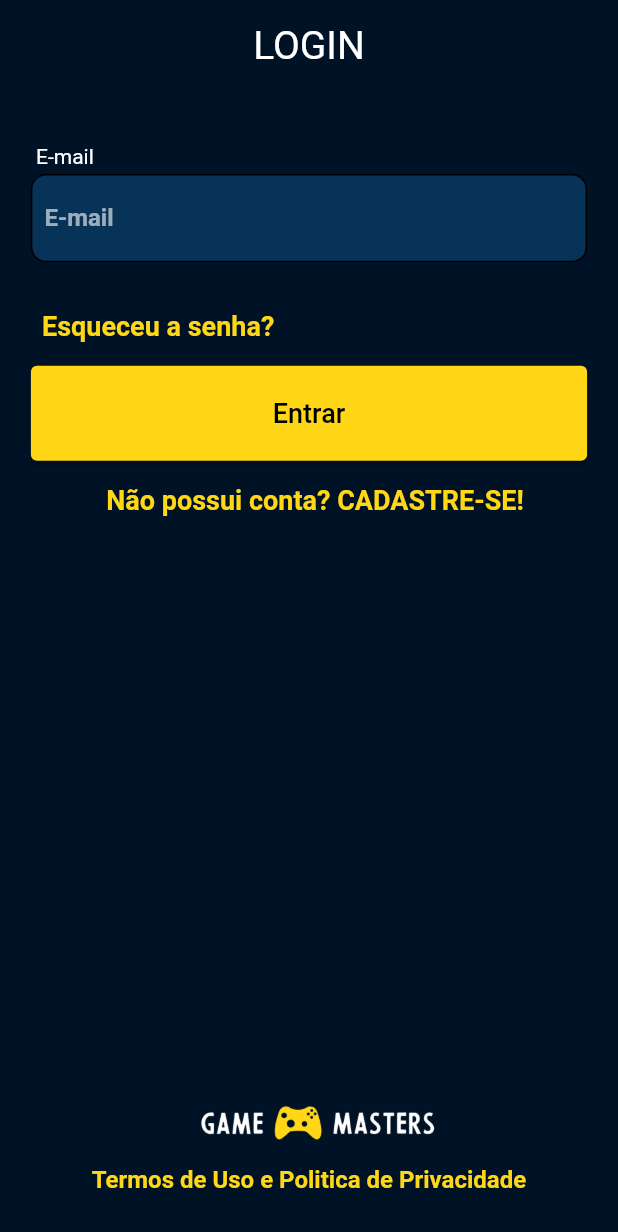
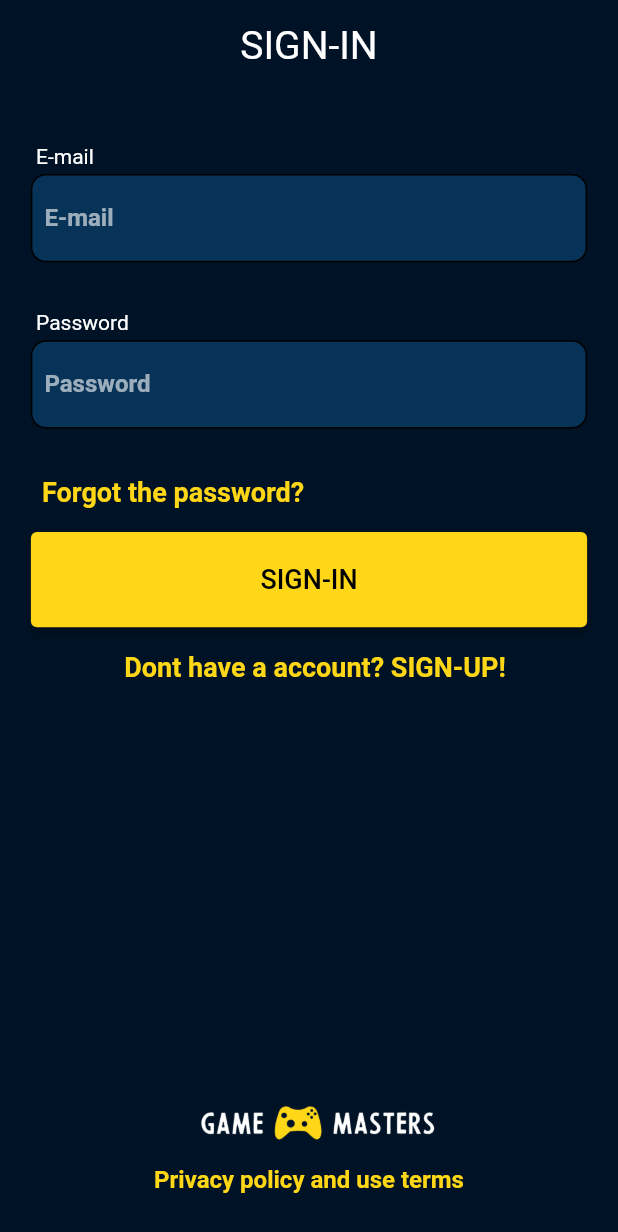
Before and after one commit to Miguelferreira7/Pokedex-Ultra, a Flutter app: the screen it shows after launch, on a phone screen of 412 x 824 dp. Shown: the top 1232 px of the screen. Run offline on Flutter 3.47's test engine with Material 2 defaults, Android fonts, the phone set to English and light mode, and no system bars; our stand-ins replace animated_splash_screen, firebase_auth, firebase_core, flutter_bloc; accounts and stored records are empty.

Commit message:
Login Validation by Firebase

```diff
--- a/pokedex_ultra/lib/main.dart
+++ b/pokedex_ultra/lib/main.dart
@@ -1,11 +1,22 @@
+import 'package:firebase_auth/firebase_auth.dart';
+import 'package:firebase_core/firebase_core.dart';
 import 'package:flutter/material.dart';
 import 'package:flutter_bloc/flutter_bloc.dart';
+import 'package:pokedex_ultra/modules/home_page/components/home_page.dart';
 import 'package:pokedex_ultra/modules/login/bloc/login_bloc.dart';
+import 'package:pokedex_ultra/modules/login/components/splash_screen.dart';
 import 'package:pokedex_ultra/utils/themes.dart';
 import 'modules/login/components/cadastro.dart';
 import 'modules/login/components/login.dart';
+import 'firebase_options.dart';
 
-void main() {
+void main() async {
+
+  WidgetsFlutterBinding.ensureInitialized();
+  await Firebase.initializeApp(
+      options: DefaultFirebaseOptions.currentPlatform
+  );
+
   runApp(
       MultiBlocProvider(
         providers: [
@@ -22,14 +33,16 @@ class MyApp extends StatelessWidget {
   @override
   Widget build(BuildContext context) {
 
-    return new MaterialApp(
+    return MaterialApp(
       title: 'Pokedéx Ultra',
       debugShowCheckedModeBanner: false,
-      theme: MyTheme.darkTheme,
-      initialRoute: SignInScreen.ROUTE,
+      theme: MainTheme.darkTheme,
+      initialRoute: SplashScreen.ROUTE,
       routes: {
-        SignInScreen.ROUTE: (context) => new SignInScreen(),
-        SignUpScreen.ROUTE: (context) => new SignUpScreen(),
+        SplashScreen.ROUTE: (context) => const SplashScreen(),
+        SignInScreen.ROUTE: (context) => const SignInScreen(),
+        SignUpScreen.ROUTE: (context) => const SignUpScreen(),
+        HomePage.ROUTE: (context) => const HomePage(),
       },
     );
   }
--- a/pokedex_ultra/lib/modules/login/components/cadastro.dart
+++ b/pokedex_ultra/lib/modules/login/components/cadastro.dart
@@ -48,7 +48,7 @@ class _SignUpScreenState extends State<SignUpScreen> {
               Container(
                 alignment: Alignment.centerLeft,
                 child: const TextField(
-                  decoration: const InputDecoration(label: const Text("Senha")),
+                  decoration: const InputDecoration(label: const Text("Password")),
                 ),
                 height: MediaQuery.of(context).size.height / 14,
                 width: MediaQuery.of(context).size.width * 0.9,
@@ -61,28 +61,28 @@ class _SignUpScreenState extends State<SignUpScreen> {
               Container(
                 margin: const EdgeInsets.only(top: 16, bottom: 16),
                 alignment: Alignment.centerLeft,
-                child: new TextField(
-                  decoration: new InputDecoration(label: new Text("Confirme sua senha")),
+                child: const TextField(
+                  decoration: InputDecoration(label: const Text("Confirm your password")),
                 ),
                 height: MediaQuery.of(context).size.height / 14,
                 width: MediaQuery.of(context).size.width * 0.9,
-                decoration: new BoxDecoration(
+                decoration: BoxDecoration(
                     color: _Theme.splashColor,
-                    border: new Border.all(width: 1),
-                    borderRadius: new BorderRadius.all(Radius.circular(10))
+                    border: Border.all(width: 1),
+                    borderRadius: BorderRadius.all(Radius.circular(10))
                 ),
               ),
               new Container(
                 height: MediaQuery.of(context).size.height / 13,
                 width: MediaQuery.of(context).size.width * 0.9,
                 margin: const EdgeInsets.only(top: 16),
-                child: new ElevatedButton(
-                  style: new ButtonStyle(
+                child: ElevatedButton(
+                  style: ButtonStyle(
                     backgroundColor: MaterialStateProperty.all<Color>(
                         _Theme.colorScheme.secondary
                     ),
                   ),
-                  child: new Text("Cadastrar", style: _Theme.textTheme.button),
+                  child: Text("SIGN-UP", style: _Theme.textTheme.button),
                   onPressed: () {},
                 ),
               )
@@ -96,7 +96,7 @@ class _SignUpScreenState extends State<SignUpScreen> {
               ),
               new Container(
                 padding: const EdgeInsets.only(bottom: 8),
-                child: new Text("Termos de Uso e Politica de Privacidade",
+                child: Text("Privacy policy and use terms",
                     style: _Theme.textTheme.subtitle1),
               )
             ],
--- a/pokedex_ultra/lib/modules/login/components/login.dart
+++ b/pokedex_ultra/lib/modules/login/components/login.dart
@@ -1,11 +1,12 @@
+import 'package:firebase_auth/firebase_auth.dart';
 import 'package:flutter/material.dart';
 import 'package:flutter/services.dart';
 import 'package:flutter_bloc/flutter_bloc.dart';
-import 'package:flutter_easyloading/flutter_easyloading.dart';
+import 'package:pokedex_ultra/modules/home_page/components/home_page.dart';
 import 'package:pokedex_ultra/modules/login/bloc/login_bloc.dart';
 import 'package:pokedex_ultra/modules/login/bloc/login_cubit_model.dart';
 import 'package:pokedex_ultra/modules/login/components/cadastro.dart';
-import 'package:pokedex_ultra/utils/components/components.dart';
+import 'package:pokedex_ultra/utils/components/poke-text-field.dart';
 
 class SignInScreen extends StatelessWidget {
   const SignInScreen({Key? key}) : super(key: key);
@@ -17,9 +18,10 @@ class SignInScreen extends StatelessWidget {
       bloc: BlocProvider.of<LoginCubit>(context),
       builder: (context, state) {
         return Scaffold(
+          resizeToAvoidBottomInset: false,
           appBar: AppBar(
             toolbarHeight: 60,
-            title: const Text("LOGIN"),
+            title: const Text("SIGN-IN"),
           ),
           body: _buildBody(context),
         );
@@ -30,8 +32,8 @@ class SignInScreen extends StatelessWidget {
   Widget _buildBody(BuildContext context) {
 
     ThemeData _mainTheme = Theme.of(context);
-    TextEditingController controllerEmail = new TextEditingController();
-
+    TextEditingController _controllerEmail = new TextEditingController();
+    TextEditingController _controllerSenha = new TextEditingController();
 
     return Container(
       height: MediaQuery.of(context).size.height,
@@ -45,45 +47,52 @@ class SignInScreen extends StatelessWidget {
             children: [
               new PokeTextField(
                   theme: _mainTheme,
-                  label: "E-mail",
-                  controller: controllerEmail,
+                  hint: "E-mail",
+                  controller: _controllerEmail,
                   title: "E-mail",
                   focusNode: new FocusNode(),
                   keyboardType: TextInputType.text,
-                  onChange: (value) { }),
+                  onChange: (value) { }
+              ),
+              new PokeTextField(
+                  theme: _mainTheme,
+                  hint: "Password",
+                  controller: _controllerSenha,
+                  title: "Password",
+                  focusNode: new FocusNode(),
+                  keyboardType: TextInputType.text,
+                  onChange: (value) { }
+              ),
               new Container(
                 alignment: Alignment.topLeft,
                 margin: const EdgeInsets.only(top: 16, left: 8),
                 child: GestureDetector(
-                  child: new Text("Esqueceu a senha?",
-                      style: _mainTheme.textTheme.subtitle1
-                          ?.copyWith(fontSize: 18)),
+                  child: Text("Forgot the password?",
+                      style: _mainTheme.textTheme.subtitle1?.copyWith(fontSize: 18)),
                 ),
               ),
               new Container(
                 height: MediaQuery.of(context).size.height / 13,
                 width: MediaQuery.of(context).size.width * 0.9,
                 margin: const EdgeInsets.only(top: 16),
-                child: new ElevatedButton(
-                  style: new ButtonStyle(
+                child: ElevatedButton(
+                  style: ButtonStyle(
                     backgroundColor: MaterialStateProperty.all<Color>(
                         _mainTheme.colorScheme.secondary),
                   ),
-                  child: new Text("Entrar", style: _mainTheme.textTheme.button),
+                  child: Text("SIGN-IN", style: _mainTheme.textTheme.button),
                   onPressed: () {
-                    EasyLoading.show(status: "carregando");
+                    _validateUser(context, _controllerEmail.text, _controllerSenha.text);
                   },
                 ),
               ),
-              new Container(
+              Container(
                 alignment: Alignment.topCenter,
                 margin: const EdgeInsets.only(top: 16, left: 8),
                 child: GestureDetector(
-                  onTap: () =>
-                      Navigator.of(context).pushNamed(SignUpScreen.ROUTE),
-                  child: new Text("Não possui conta? CADASTRE-SE!",
-                      style: _mainTheme.textTheme.subtitle1
-                          ?.copyWith(fontSize: 18)),
+                  onTap: () => Navigator.of(context).pushNamed(SignUpScreen.ROUTE),
+                  child: Text("Dont have a account? SIGN-UP!",
+                      style: _mainTheme.textTheme.subtitle1?.copyWith(fontSize: 18)),
                 ),
               ),
             ],
@@ -96,7 +105,7 @@ class SignInScreen extends StatelessWidget {
               ),
               new Container(
                 padding: const EdgeInsets.only(bottom: 8),
-                child: new Text("Termos de Uso e Politica de Privacidade",
+                child: new Text("Privacy policy and use terms",
                     style: _mainTheme.textTheme.subtitle1),
               )
             ],
@@ -105,4 +114,24 @@ class SignInScreen extends StatelessWidget {
       ),
     );
   }
+
+  void _validateUser(BuildContext context, String emailAddress, String password) async {
+    try {
+      final credential = await FirebaseAuth.instance.signInWithEmailAndPassword(
+          email: emailAddress,
+          password: password
+      );
+
+      if (credential != null) {
+        Navigator.of(context).pushNamedAndRemoveUntil(
+            HomePage.ROUTE, (route) => false);
+      }
+    } on FirebaseAuthException catch (e) {
+      if (e.code == 'user-not-found') {
+        print('No user found for that email.');
+      } else if (e.code == 'wrong-password') {
+        print('Wrong password provided for that user.');
+      }
+    }
+  }
 }
--- a/pokedex_ultra/lib/utils/components/components.dart
+++ b/pokedex_ultra/lib/utils/components/poke-text-field.dart
@@ -3,7 +3,7 @@ import 'package:flutter/material.dart';
 class PokeTextField extends StatelessWidget {
 
   ThemeData theme;
-  String label;
+  String hint;
   TextEditingController controller;
   String title;
   TextInputType keyboardType;
@@ -12,7 +12,7 @@ class PokeTextField extends StatelessWidget {
 
   PokeTextField({
     required this.theme,
-    required this.label,
+    required this.hint,
     required this.controller,
     required this.title,
     required this.focusNode,
@@ -39,16 +39,18 @@ class PokeTextField extends StatelessWidget {
               keyboardType: keyboardType,
               onChanged: onChange,
               decoration: InputDecoration(
-                hintText: label,
+                hintText: title,
+              ),
+              style: TextStyle(
+                color: theme.errorColor
               ),
             ),
             height: MediaQuery.of(context).size.height / 14,
             width: MediaQuery.of(context).size.width * 0.9,
-            decoration: new BoxDecoration(
+            decoration: BoxDecoration(
                 color: theme.splashColor,
-                border: new Border.all(width: 1),
-                borderRadius:
-                const BorderRadius.all(const Radius.circular(10)))
+                border: Border.all(width: 1),
+                borderRadius: const BorderRadius.all(const Radius.circular(10)))
           ),
         ],
       ),
--- a/pokedex_ultra/lib/utils/themes.dart
+++ b/pokedex_ultra/lib/utils/themes.dart
@@ -5,24 +5,25 @@ final Color defaultAppBarBackgroundColor = const Color.fromRGBO(0, 18, 37, 1);
 final Color defaultSecundaryColor = const Color.fromRGBO(8, 51, 88, 1);
 final Color defaultContrastColor = Color.fromRGBO(255,215,23,1);
 
-class MyTheme {
-  static final darkTheme = new ThemeData(
+class MainTheme {
+  static final darkTheme = ThemeData(
     scaffoldBackgroundColor: defaultBackgroundColor,
     splashColor: defaultSecundaryColor,
     textTheme: _textThemes(),
     inputDecorationTheme: _inputDecorationTheme(),
     appBarTheme: _appBarTheme(),
     colorScheme: _colorSchemes(),
+    errorColor: Colors.white
   );
 }
 
 TextTheme _textThemes() {
-  return new TextTheme(
-    button: new TextStyle(fontSize: 18, color: Colors.black),
-    headline1: new TextStyle(fontSize: 26, color: Colors.white, fontWeight: FontWeight.bold),
-    bodyText1: new TextStyle(color: Colors.white),
-    subtitle2: new TextStyle(color: Colors.white),
-    subtitle1: new TextStyle(color: defaultContrastColor, fontSize: 16, fontWeight: FontWeight.w600),
+  return TextTheme(
+    button: TextStyle(fontSize: 18, color: Colors.black),
+    headline1: TextStyle(fontSize: 26, color: Colors.white, fontWeight: FontWeight.bold),
+    bodyText1: TextStyle(color: Colors.white),
+    subtitle2: TextStyle(color: Colors.white),
+    subtitle1: TextStyle(color: defaultContrastColor, fontSize: 16, fontWeight: FontWeight.w600),
   );
 }
 
@@ -43,11 +44,11 @@ InputDecorationTheme _inputDecorationTheme() {
 AppBarTheme _appBarTheme() {
   return new AppBarTheme(
       centerTitle: true,
-      titleTextStyle: new TextStyle(fontSize: 26, color: Colors.white, fontWeight: FontWeight.w400),
+      titleTextStyle: TextStyle(fontSize: 26, color: Colors.white, fontWeight: FontWeight.w400),
       backgroundColor: defaultAppBarBackgroundColor,
       elevation: 0,
-      iconTheme: new IconThemeData(color: defaultContrastColor),
-      actionsIconTheme: new IconThemeData(color: defaultContrastColor));
+      iconTheme: IconThemeData(color: defaultContrastColor),
+      actionsIconTheme: IconThemeData(color: defaultContrastColor));
 }
 
 
```
Also changed, not shown: pokedex_ultra/lib/modules/home_page/components/home_page.dart (added, +16 -0 lines), pokedex_ultra/lib/modules/login/components/splash_screen.dart (added, +43 -0 lines), pokedex_ultra/lib/utils/components/poke-dialog.dart (added, +12 -0 lines), pokedex_ultra/lib/firebase_options.dart (added), 4 other files.
